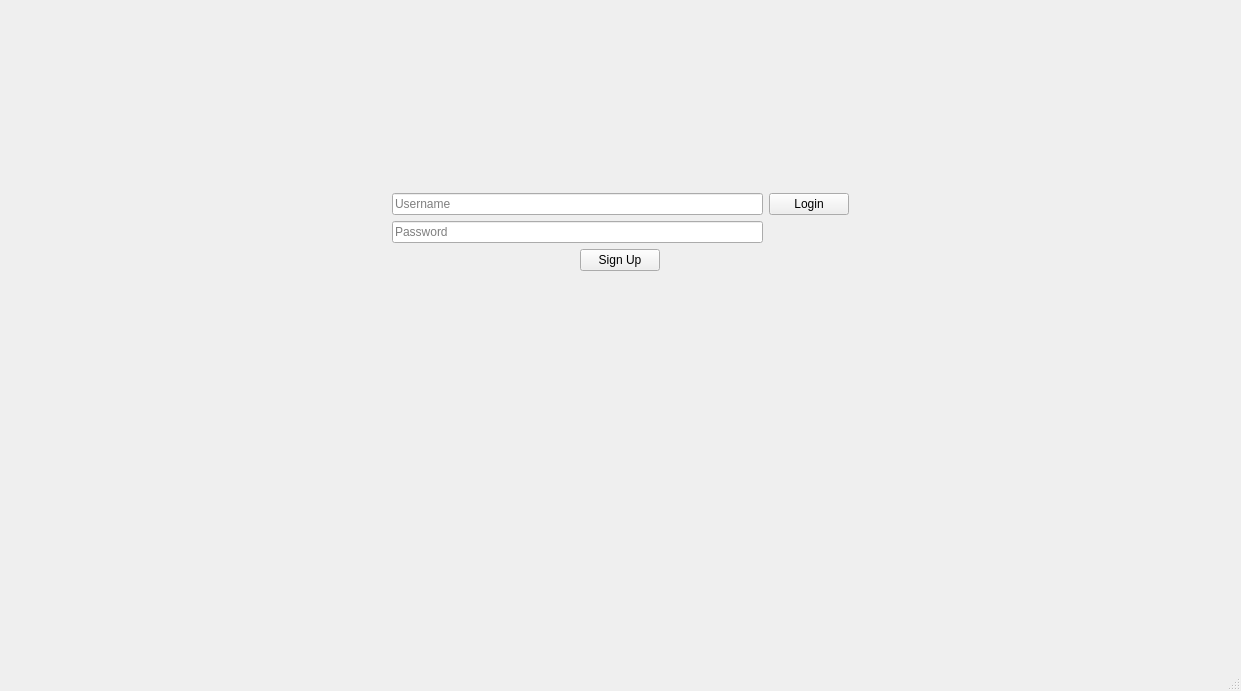
nphelpsiv/Education-App, file mainwindow.ui: the form before one commit.
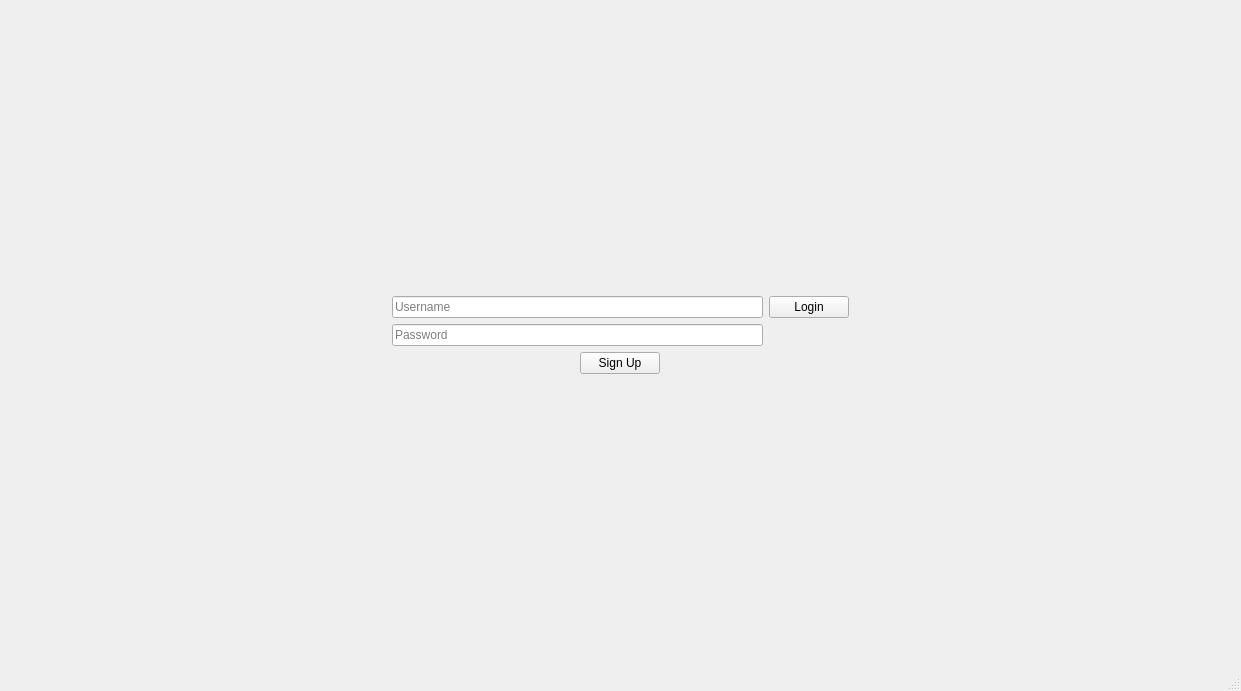
The form after the commit. The open tabs and pages were chosen to show the change. Icons and pictures are not drawn.

Commit message: Removed empty widget

The edit to the form file:
```diff
--- a/mainwindow.ui
+++ b/mainwindow.ui
@@ -1345,16 +1345,6 @@
           </item>
          </layout>
         </item>
-        <item>
-         <widget class="QWidget" name="widget" native="true">
-          <property name="minimumSize">
-           <size>
-            <width>200</width>
-            <height>200</height>
-           </size>
-          </property>
-         </widget>
-        </item>
         <item>
          <spacer name="verticalSpacer_4">
           <property name="orientation">
```
Left out of the diff: 2 changed lines with no effect on the pictures.
